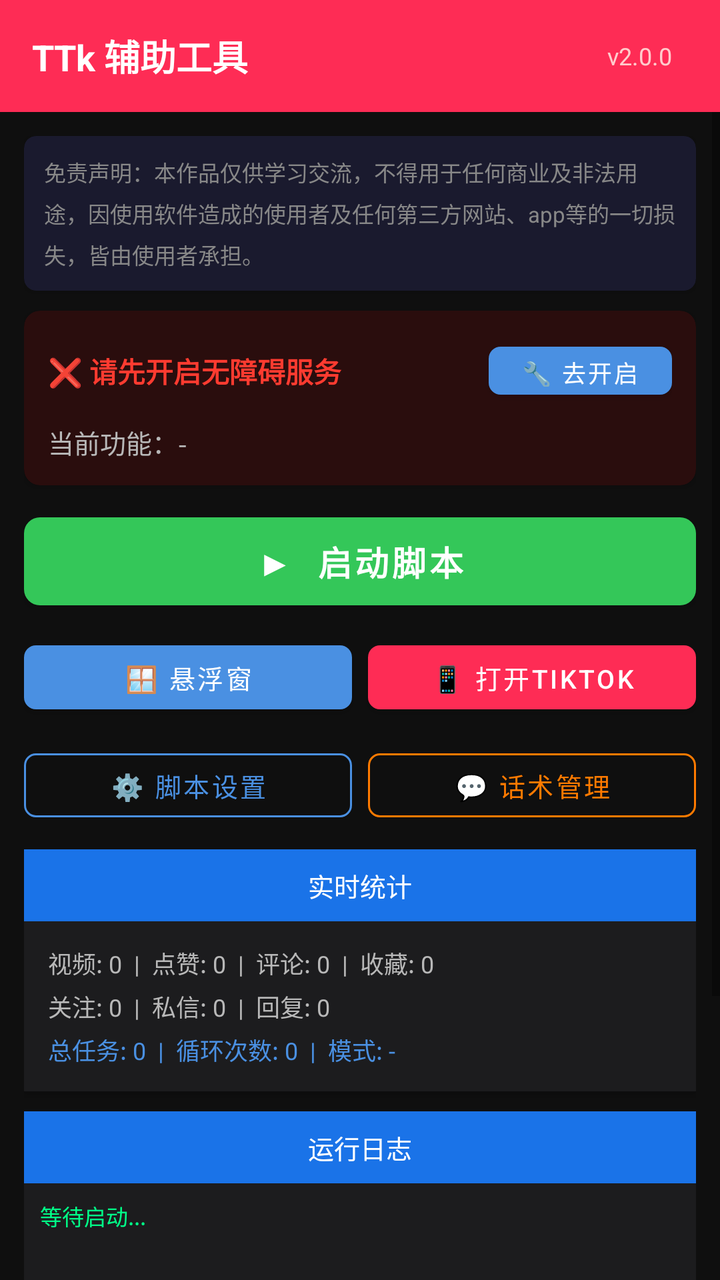
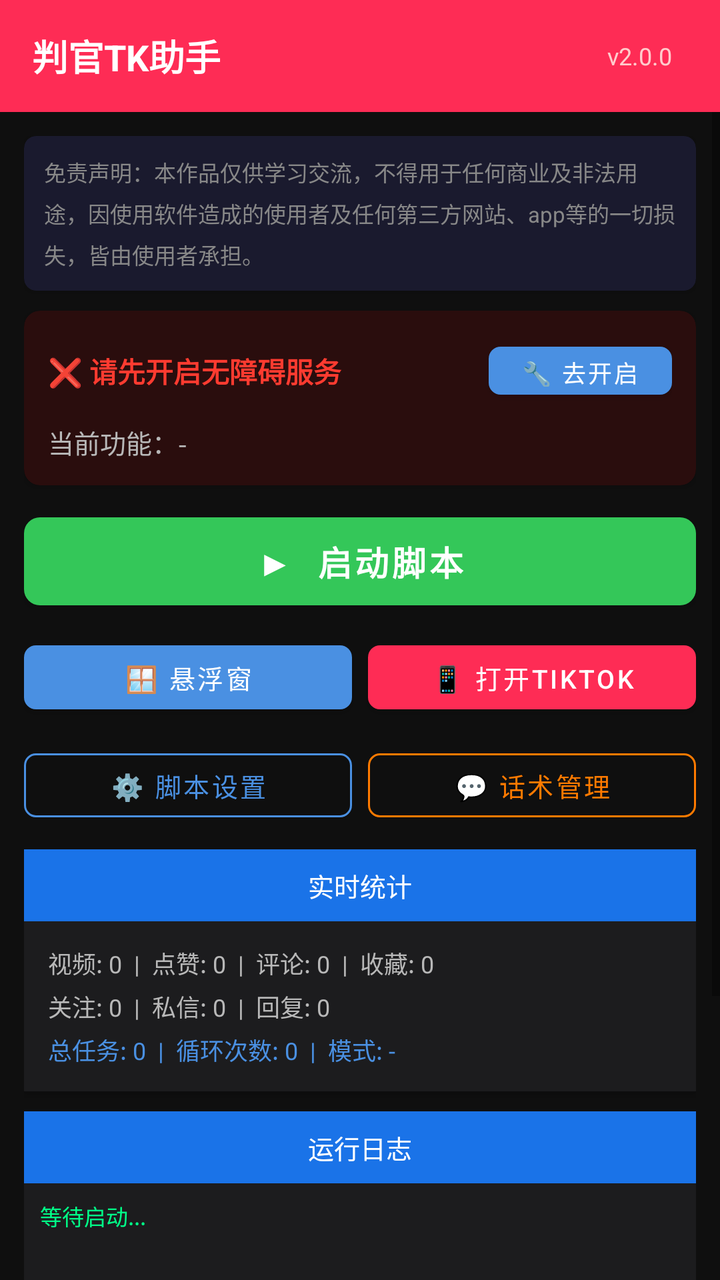

The first picture is an Android layout as it rendered before a commit; the second is the same layout after the commit. The layout source and the unified diff follow.
<!-- AndroidManifest.xml: application theme Theme.TikTokAssistant -->
<!-- res/layout/activity_main.xml -->
<?xml version="1.0" encoding="utf-8"?>
<LinearLayout xmlns:android="http://schemas.android.com/apk/res/android"
    xmlns:app="http://schemas.android.com/apk/res-auto"
    android:layout_width="match_parent"
    android:layout_height="match_parent"
    android:orientation="vertical"
    android:background="@color/bg_dark">

    
    <LinearLayout
        android:layout_width="match_parent"
        android:layout_height="56dp"
        android:orientation="horizontal"
        android:gravity="center_vertical"
        android:background="@color/tiktok_pink"
        android:paddingStart="16dp"
        android:paddingEnd="16dp">

        <TextView
            android:layout_width="0dp"
            android:layout_height="wrap_content"
            android:layout_weight="1"
            android:text="TTk 辅助工具"
            android:textColor="#FFFFFF"
            android:textSize="18sp"
            android:textStyle="bold" />

        <TextView
            android:id="@+id/tvAppVersion"
            android:layout_width="wrap_content"
            android:layout_height="wrap_content"
            android:text="v2.0.0"
            android:textColor="#FFCCCC"
            android:textSize="12sp"
            android:padding="8dp" />
    </LinearLayout>

    <ScrollView
        android:layout_width="match_parent"
        android:layout_height="0dp"
        android:layout_weight="1">

        <LinearLayout
            android:layout_width="match_parent"
            android:layout_height="wrap_content"
            android:orientation="vertical"
            android:padding="12dp">

            
            <androidx.cardview.widget.CardView
                android:layout_width="match_parent"
                android:layout_height="wrap_content"
                android:layout_marginBottom="10dp"
                app:cardCornerRadius="6dp"
                app:cardBackgroundColor="#1A1A2E">
                <TextView
                    android:layout_width="match_parent"
                    android:layout_height="wrap_content"
                    android:text="免责声明：本作品仅供学习交流，不得用于任何商业及非法用途，因使用软件造成的使用者及任何第三方网站、app等的一切损失，皆由使用者承担。"
                    android:textColor="#888888"
                    android:textSize="11sp"
                    android:padding="10dp"
                    android:lineSpacingMultiplier="1.3" />
            </androidx.cardview.widget.CardView>

            
            <androidx.cardview.widget.CardView
                android:id="@+id/cardServiceStatus"
                android:layout_width="match_parent"
                android:layout_height="wrap_content"
                android:layout_marginBottom="10dp"
                app:cardCornerRadius="8dp"
                app:cardBackgroundColor="@color/card_red">
                <LinearLayout
                    android:layout_width="match_parent"
                    android:layout_height="wrap_content"
                    android:orientation="vertical"
                    android:padding="12dp">

                    <LinearLayout
                        android:layout_width="match_parent"
                        android:layout_height="wrap_content"
                        android:orientation="horizontal"
                        android:gravity="center_vertical"
                        android:layout_marginBottom="8dp">
                        <TextView
                            android:id="@+id/tvServiceStatus"
                            android:layout_width="0dp"
                            android:layout_height="wrap_content"
                            android:layout_weight="1"
                            android:text="❌ 请先开启无障碍服务"
                            android:textSize="14sp"
                            android:textStyle="bold"
                            android:textColor="@color/red" />
                        <com.google.android.material.button.MaterialButton
                            android:id="@+id/btnEnableAccessibility"
                            android:layout_width="wrap_content"
                            android:layout_height="36dp"
                            android:text="🔧 去开启"
                            android:textSize="12sp"
                            app:cornerRadius="6dp"
                            app:backgroundTint="@color/accent_blue" />
                    </LinearLayout>

                    <TextView
                        android:id="@+id/tvCurrentMode"
                        android:layout_width="match_parent"
                        android:layout_height="wrap_content"
                        android:text="当前功能：-"
                        android:textSize="13sp"
                        android:textColor="@color/text_secondary" />
                </LinearLayout>
            </androidx.cardview.widget.CardView>

            
            <com.google.android.material.button.MaterialButton
                android:id="@+id/btnStartTask"
                android:layout_width="match_parent"
                android:layout_height="56dp"
                android:text="▶  启动脚本"
                android:textSize="17sp"
                android:textStyle="bold"
                android:layout_marginBottom="8dp"
                app:cornerRadius="8dp"
                app:backgroundTint="@color/btn_start" />

            
            <LinearLayout
                android:layout_width="match_parent"
                android:layout_height="wrap_content"
                android:orientation="horizontal"
                android:layout_marginBottom="10dp">

                <com.google.android.material.button.MaterialButton
                    android:id="@+id/btnToggleFloat"
                    android:layout_width="0dp"
                    android:layout_height="44dp"
                    android:layout_weight="1"
                    android:text="🪟 悬浮窗"
                    android:textSize="13sp"
                    android:layout_marginEnd="4dp"
                    app:cornerRadius="6dp"
                    app:backgroundTint="@color/accent_blue" />

                <com.google.android.material.button.MaterialButton
                    android:id="@+id/btnOpenTiktok"
                    android:layout_width="0dp"
                    android:layout_height="44dp"
                    android:layout_weight="1"
                    android:text="📱 打开TikTok"
                    android:textSize="13sp"
                    android:layout_marginStart="4dp"
                    app:cornerRadius="6dp"
                    app:backgroundTint="@color/tiktok_pink" />
            </LinearLayout>

            
            <LinearLayout
                android:layout_width="match_parent"
                android:layout_height="wrap_content"
                android:orientation="horizontal"
                android:layout_marginBottom="10dp">

                <com.google.android.material.button.MaterialButton
                    android:id="@+id/btnTaskConfig"
                    android:layout_width="0dp"
                    android:layout_height="44dp"
                    android:layout_weight="1"
                    android:text="⚙️ 脚本设置"
                    android:textSize="13sp"
                    android:layout_marginEnd="4dp"
                    style="@style/Widget.MaterialComponents.Button.OutlinedButton"
                    app:cornerRadius="6dp"
                    app:strokeColor="@color/accent_blue"
                    android:textColor="@color/accent_blue" />

                <com.google.android.material.button.MaterialButton
                    android:id="@+id/btnMessageTemplates"
                    android:layout_width="0dp"
                    android:layout_height="44dp"
                    android:layout_weight="1"
                    android:text="💬 话术管理"
                    android:textSize="13sp"
                    android:layout_marginStart="4dp"
                    style="@style/Widget.MaterialComponents.Button.OutlinedButton"
                    app:cornerRadius="6dp"
                    app:strokeColor="@color/accent_orange"
                    android:textColor="@color/accent_orange" />
            </LinearLayout>

            
            <TextView
                android:layout_width="match_parent"
                android:layout_height="36dp"
                android:text="实时统计"
                android:textColor="#FFFFFF"
                android:textSize="13sp"
                android:gravity="center"
                android:background="@color/section_header" />

            <androidx.cardview.widget.CardView
                android:layout_width="match_parent"
                android:layout_height="wrap_content"
                android:layout_marginBottom="10dp"
                app:cardCornerRadius="0dp"
                app:cardBackgroundColor="@color/card_dark">
                <LinearLayout
                    android:layout_width="match_parent"
                    android:layout_height="wrap_content"
                    android:orientation="vertical"
                    android:padding="12dp">

                    <TextView
                        android:id="@+id/tvStatsLine1"
                        android:layout_width="match_parent"
                        android:layout_height="wrap_content"
                        android:text="视频: 0  |  点赞: 0  |  评论: 0  |  收藏: 0"
                        android:textColor="@color/text_secondary"
                        android:textSize="12sp"
                        android:layout_marginBottom="4dp" />

                    <TextView
                        android:id="@+id/tvStatsLine2"
                        android:layout_width="match_parent"
                        android:layout_height="wrap_content"
                        android:text="关注: 0  |  私信: 0  |  回复: 0"
                        android:textColor="@color/text_secondary"
                        android:textSize="12sp"
                        android:layout_marginBottom="4dp" />

                    <TextView
                        android:id="@+id/tvStatsLine3"
                        android:layout_width="match_parent"
                        android:layout_height="wrap_content"
                        android:text="总任务: 0  |  循环次数: 0  |  模式: -"
                        android:textColor="@color/accent_blue"
                        android:textSize="12sp" />
                </LinearLayout>
            </androidx.cardview.widget.CardView>

            
            <TextView
                android:layout_width="match_parent"
                android:layout_height="36dp"
                android:text="运行日志"
                android:textColor="#FFFFFF"
                android:textSize="13sp"
                android:gravity="center"
                android:background="@color/section_header" />

            <ScrollView
                android:id="@+id/scrollLog"
                android:layout_width="match_parent"
                android:layout_height="200dp"
                android:layout_marginBottom="24dp"
                android:background="@color/card_dark">
                <TextView
                    android:id="@+id/tvLog"
                    android:layout_width="match_parent"
                    android:layout_height="wrap_content"
                    android:text="等待启动..."
                    android:textColor="#00FF88"
                    android:textSize="11sp"
                    android:fontFamily="monospace"
                    android:padding="8dp"
                    android:lineSpacingMultiplier="1.4" />
            </ScrollView>

        </LinearLayout>
    </ScrollView>
</LinearLayout>
<!-- resources referenced by this layout -->
<resources>
  <color name="accent_blue">#4A90E2</color>
  <color name="accent_orange">#FF7A00</color>
  <color name="bg_dark">#0F0F0F</color>
  <color name="btn_start">#34C759</color>
  <color name="card_dark">#1C1C1E</color>
  <color name="card_red">#2A0D0D</color>
  <color name="red">#FF3B30</color>
  <color name="section_header">#1A73E8</color>
  <color name="text_secondary">#B8B8B8</color>
  <color name="tiktok_pink">#FE2C55</color>
  <style name="Theme.TikTokAssistant" parent="Theme.MaterialComponents.DayNight.DarkActionBar">
          <item name="colorPrimary">@color/colorPrimary</item>
          <item name="colorPrimaryVariant">@color/colorPrimaryVariant</item>
          <item name="colorOnPrimary">@color/colorOnPrimary</item>
          <item name="colorSecondary">@color/colorSecondary</item>
          <item name="colorOnSecondary">@color/colorOnSecondary</item>
          <item name="colorSurface">@color/colorSurface</item>
          <item name="colorOnSurface">@color/colorOnSurface</item>
          <item name="android:colorBackground">@color/colorBackground</item>
          <item name="colorOnBackground">@color/colorOnBackground</item>
          <item name="colorError">@color/colorError</item>
          <item name="colorOnError">@color/colorOnError</item>
          <item name="android:windowBackground">@color/bg_dark</item>
          <item name="android:statusBarColor">@color/bg_dark</item>
          <item name="android:navigationBarColor">@color/bg_dark</item>
      </style>
  <color name="colorPrimary">#FE2C55</color>
  <color name="colorPrimaryVariant">#C2183D</color>
  <color name="colorOnPrimary">#FFFFFF</color>
  <color name="colorSecondary">#25F4EE</color>
  <color name="colorOnSecondary">#000000</color>
  <color name="colorSurface">#1C1C1E</color>
  <color name="colorOnSurface">#FFFFFF</color>
  <color name="colorBackground">#0F0F0F</color>
  <color name="colorOnBackground">#FFFFFF</color>
  <color name="colorError">#FF3B30</color>
  <color name="colorOnError">#FFFFFF</color>
</resources>

<!-- the commit's change to res/layout/activity_main.xml (unified diff, before → after) -->
@@ -20,7 +20,7 @@
             android:layout_width="0dp"
             android:layout_height="wrap_content"
             android:layout_weight="1"
-            android:text="TTk 辅助工具"
+            android:text="@string/app_name"
             android:textColor="#FFFFFF"
             android:textSize="18sp"
             android:textStyle="bold" />
<!-- resource entries referenced after the edit -->
@@ -10,6 +10,7 @@
   <color name="section_header">#1A73E8</color>
   <color name="text_secondary">#B8B8B8</color>
   <color name="tiktok_pink">#FE2C55</color>
+  <string name="app_name">判官TK助手</string>
   <style name="Theme.TikTokAssistant" parent="Theme.MaterialComponents.DayNight.DarkActionBar">
           <item name="colorPrimary">@color/colorPrimary</item>
           <item name="colorPrimaryVariant">@color/colorPrimaryVariant</item>
